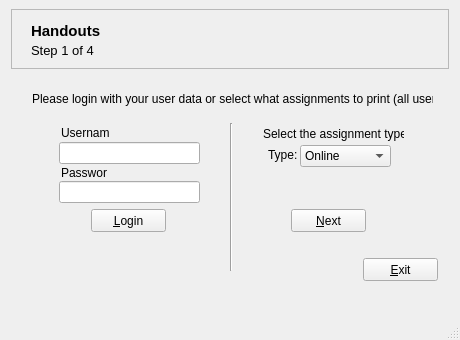
manutorres/pernambuco, file portfolio/ui/mainwindow.ui: the form before one commit.
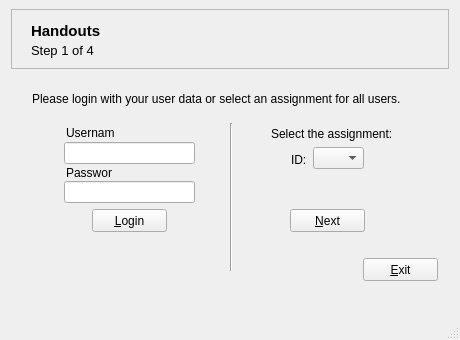
The form after the commit. The open tabs and pages were chosen to show the change. Icons and pictures are not drawn.

Commit message: Agregada seleccion por assignment.

The edit to the form file:
```diff
--- a/portfolio/ui/mainwindow.ui
+++ b/portfolio/ui/mainwindow.ui
@@ -295,15 +295,15 @@
          </size>
         </property>
         <property name="text">
-         <string>Please login with your user data or select what assignments to print (all users).</string>
+         <string>Please login with your user data or select an assignment for all users.</string>
         </property>
        </widget>
        <widget class="QLineEdit" name="lineEditUsername">
         <property name="geometry">
          <rect>
-          <x>48</x>
+          <x>53</x>
           <y>67</y>
-          <width>141</width>
+          <width>131</width>
           <height>22</height>
          </rect>
         </property>
@@ -330,9 +330,9 @@
        <widget class="QLineEdit" name="lineEditPassword">
         <property name="geometry">
          <rect>
-          <x>48</x>
+          <x>53</x>
           <y>106</y>
-          <width>141</width>
+          <width>131</width>
           <height>22</height>
          </rect>
         </property>
@@ -362,7 +362,7 @@
        <widget class="QLabel" name="label_3">
         <property name="geometry">
          <rect>
-          <x>50</x>
+          <x>55</x>
           <y>50</y>
           <width>48</width>
           <height>16</height>
@@ -375,7 +375,7 @@
        <widget class="QLabel" name="label_4">
         <property name="geometry">
          <rect>
-          <x>50</x>
+          <x>55</x>
           <y>90</y>
           <width>46</width>
           <height>16</height>
@@ -388,7 +388,7 @@
        <widget class="QLabel" name="lblForgotenPassword">
         <property name="geometry">
          <rect>
-          <x>44</x>
+          <x>47</x>
           <y>161</y>
           <width>151</width>
           <height>20</height>
@@ -410,7 +410,7 @@
        <widget class="QPushButton" name="btnLogin">
         <property name="geometry">
          <rect>
-          <x>80</x>
+          <x>81</x>
           <y>134</y>
           <width>75</width>
           <height>23</height>
@@ -426,7 +426,7 @@
         </property>
         <property name="geometry">
          <rect>
-          <x>44</x>
+          <x>43</x>
           <y>182</y>
           <width>151</width>
           <height>20</height>
@@ -462,7 +462,7 @@
        <widget class="QPushButton" name="btnNext_2">
         <property name="geometry">
          <rect>
-          <x>280</x>
+          <x>279</x>
           <y>134</y>
           <width>75</width>
           <height>23</height>
@@ -475,47 +475,37 @@
        <widget class="QComboBox" name="comboBox">
         <property name="geometry">
          <rect>
-          <x>289</x>
-          <y>70</y>
-          <width>91</width>
+          <x>302</x>
+          <y>72</y>
+          <width>51</width>
           <height>22</height>
          </rect>
         </property>
-        <item>
-         <property name="text">
-          <string>Online</string>
-         </property>
-        </item>
-        <item>
-         <property name="text">
-          <string>Upload</string>
-         </property>
-        </item>
        </widget>
        <widget class="QLabel" name="label_8">
         <property name="geometry">
          <rect>
-          <x>252</x>
+          <x>260</x>
           <y>51</y>
           <width>141</width>
           <height>16</height>
          </rect>
         </property>
         <property name="text">
-         <string>Select the assignment type:</string>
+         <string>Select the assignment:</string>
         </property>
        </widget>
        <widget class="QLabel" name="label_10">
         <property name="geometry">
          <rect>
-          <x>257</x>
-          <y>72</y>
+          <x>280</x>
+          <y>77</y>
           <width>31</width>
           <height>16</height>
          </rect>
         </property>
         <property name="text">
-         <string>Type:</string>
+         <string>ID:</string>
         </property>
        </widget>
       </widget>
```
Left out of the diff: 87 changed lines with no effect on the pictures. The commit also changes 4 other files.
